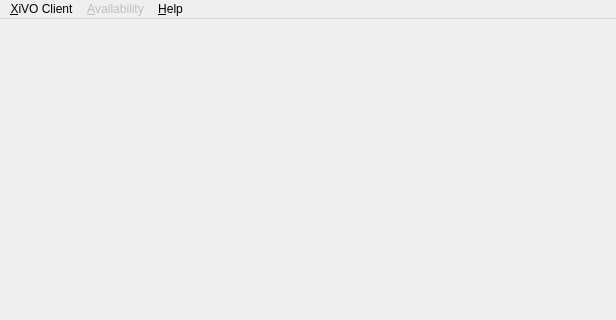
wazo-platform/wazo-client-qt, file xivoclient/src/main_window/main_window.ui: the form before one commit; both pictures show x 0 to 616 and y 0 to 320 of the 616 by 638 pixel window.
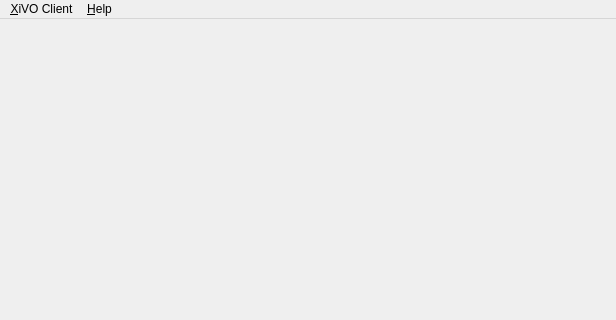
The form after the commit. Icons and pictures are not drawn.

Commit message:
remove availability menu from top bar
Menu will only be used in system tray

Diff of the .ui file:
```diff
--- a/xivoclient/src/main_window/main_window.ui
+++ b/xivoclient/src/main_window/main_window.ui
@@ -61,14 +61,6 @@
     <addaction name="separator"/>
     <addaction name="action_quit"/>
    </widget>
-   <widget class="QMenu" name="menu_availability">
-    <property name="enabled">
-     <bool>false</bool>
-    </property>
-    <property name="title">
-     <string>&amp;Availability</string>
-    </property>
-   </widget>
    <widget class="QMenu" name="menu_help">
     <property name="title">
      <string>&amp;Help</string>
@@ -78,7 +70,6 @@
     <addaction name="action_credits"/>
    </widget>
    <addaction name="menu_client"/>
-   <addaction name="menu_availability"/>
    <addaction name="menu_help"/>
   </widget>
   <widget class="QStatusBar" name="statusbar">
```
The commit also changes 6 other files.
